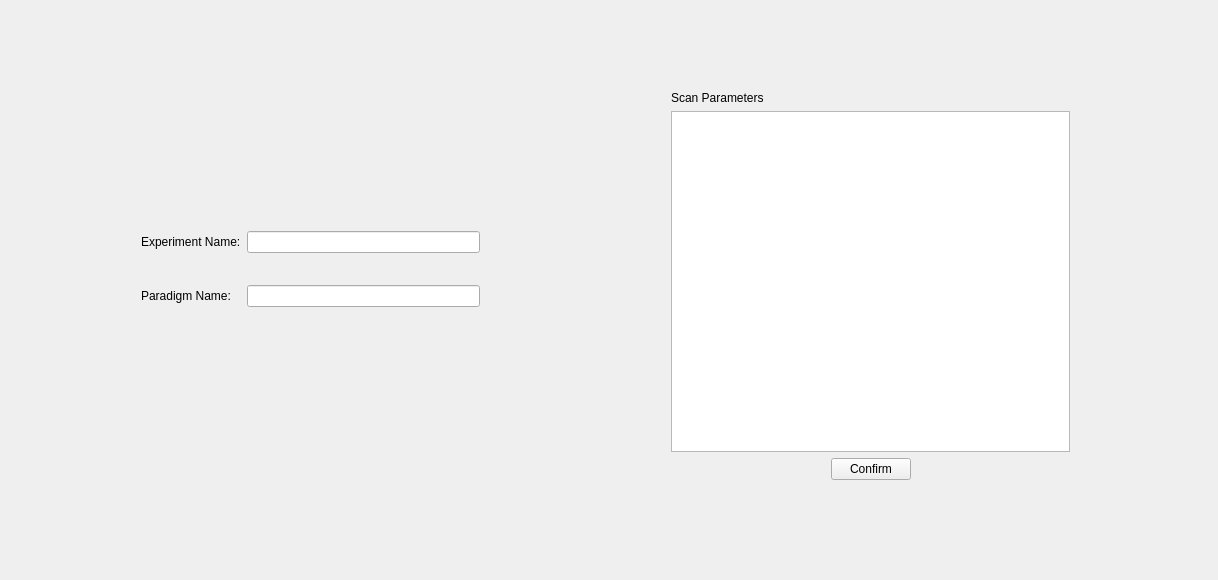
First picture: the form in smartfMRI/experimentmanager.ui, repository wuzhuobin/smartfMRI, before the edit.
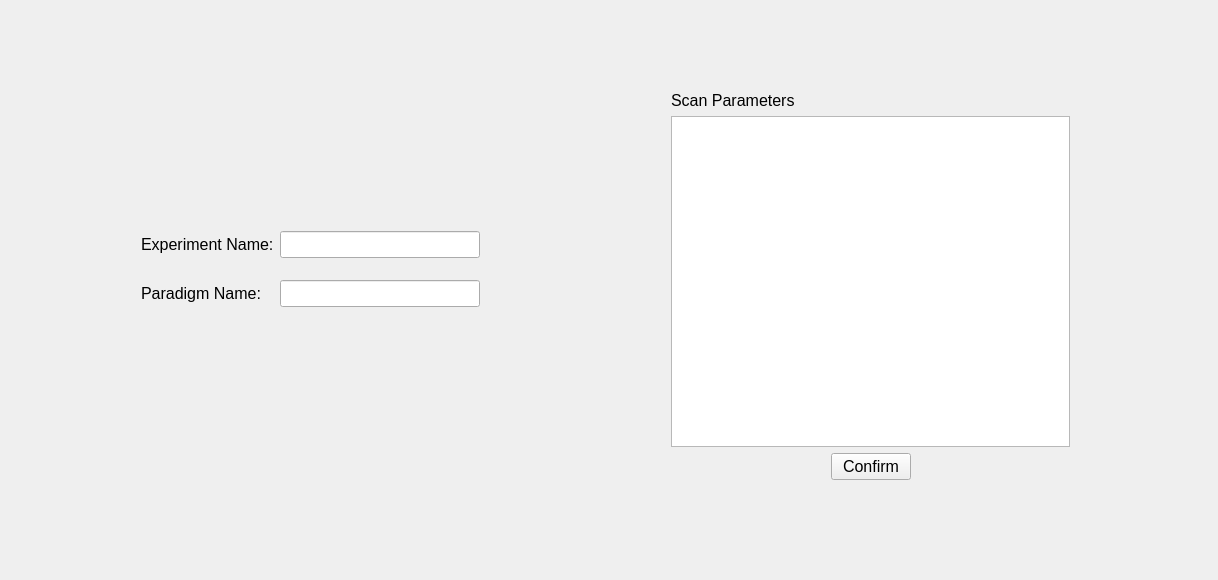
Second picture: the form after the edit.

Patch:
```diff
--- a/smartfMRI/experimentmanager.ui
+++ b/smartfMRI/experimentmanager.ui
@@ -22,19 +22,40 @@
      <height>98</height>
     </rect>
    </property>
+   <property name="font">
+    <font>
+     <pointsize>12</pointsize>
+    </font>
+   </property>
    <layout class="QGridLayout" name="gridLayout_3">
     <item row="0" column="0">
      <widget class="QLabel" name="label_4">
+      <property name="font">
+       <font>
+        <pointsize>12</pointsize>
+       </font>
+      </property>
       <property name="text">
        <string>Experiment Name:</string>
       </property>
      </widget>
     </item>
     <item row="0" column="1">
-     <widget class="QLineEdit" name="experimentNameLineEdit"/>
+     <widget class="QLineEdit" name="experimentNameLineEdit">
+      <property name="font">
+       <font>
+        <pointsize>12</pointsize>
+       </font>
+      </property>
+     </widget>
     </item>
     <item row="1" column="0">
      <spacer name="verticalSpacer_2">
+      <property name="font">
+       <font>
+        <pointsize>12</pointsize>
+       </font>
+      </property>
       <property name="orientation">
        <enum>Qt::Vertical</enum>
       </property>
@@ -48,13 +69,24 @@
     </item>
     <item row="2" column="0">
      <widget class="QLabel" name="label_5">
+      <property name="font">
+       <font>
+        <pointsize>12</pointsize>
+       </font>
+      </property>
       <property name="text">
        <string>Paradigm Name:</string>
       </property>
      </widget>
     </item>
     <item row="2" column="1">
-     <widget class="QLineEdit" name="paradigmNamelineEdit"/>
+     <widget class="QLineEdit" name="paradigmNamelineEdit">
+      <property name="font">
+       <font>
+        <pointsize>12</pointsize>
+       </font>
+      </property>
+     </widget>
     </item>
    </layout>
   </widget>
@@ -67,12 +99,22 @@
      <height>411</height>
     </rect>
    </property>
+   <property name="font">
+    <font>
+     <pointsize>12</pointsize>
+    </font>
+   </property>
    <layout class="QGridLayout" name="gridLayout_4">
     <item row="1" column="0" colspan="3">
      <widget class="QTableView" name="scanParametersTableView"/>
     </item>
     <item row="2" column="2">
      <spacer name="horizontalSpacer_4">
+      <property name="font">
+       <font>
+        <pointsize>12</pointsize>
+       </font>
+      </property>
       <property name="orientation">
        <enum>Qt::Horizontal</enum>
       </property>
@@ -84,15 +126,13 @@
       </property>
      </spacer>
     </item>
-    <item row="0" column="0" colspan="2">
-     <widget class="QLabel" name="label_6">
-      <property name="text">
-       <string>Scan Parameters</string>
-      </property>
-     </widget>
-    </item>
     <item row="2" column="0">
      <spacer name="horizontalSpacer_3">
+      <property name="font">
+       <font>
+        <pointsize>12</pointsize>
+       </font>
+      </property>
       <property name="orientation">
        <enum>Qt::Horizontal</enum>
       </property>
@@ -106,11 +146,52 @@
     </item>
     <item row="2" column="1">
      <widget class="QPushButton" name="confirmPushButton">
+      <property name="font">
+       <font>
+        <pointsize>12</pointsize>
+       </font>
+      </property>
       <property name="text">
        <string>Confirm</string>
       </property>
      </widget>
     </item>
+    <item row="1" column="0" colspan="3">
+     <widget class="QTableView" name="scanParametersTableView">
+      <property name="sizePolicy">
+       <sizepolicy hsizetype="Preferred" vsizetype="Preferred">
+        <horstretch>0</horstretch>
+        <verstretch>0</verstretch>
+       </sizepolicy>
+      </property>
+      <property name="font">
+       <font>
+        <pointsize>12</pointsize>
+       </font>
+      </property>
+      <property name="textElideMode">
+       <enum>Qt::ElideLeft</enum>
+      </property>
+     </widget>
+    </item>
+    <item row="0" column="0" colspan="3">
+     <widget class="QLabel" name="label_6">
+      <property name="sizePolicy">
+       <sizepolicy hsizetype="Preferred" vsizetype="Maximum">
+        <horstretch>0</horstretch>
+        <verstretch>0</verstretch>
+       </sizepolicy>
+      </property>
+      <property name="font">
+       <font>
+        <pointsize>12</pointsize>
+       </font>
+      </property>
+      <property name="text">
+       <string>Scan Parameters</string>
+      </property>
+     </widget>
+    </item>
    </layout>
   </widget>
  </widget>
```
Left out of the diff: 3 changed lines with no effect on the pictures.
